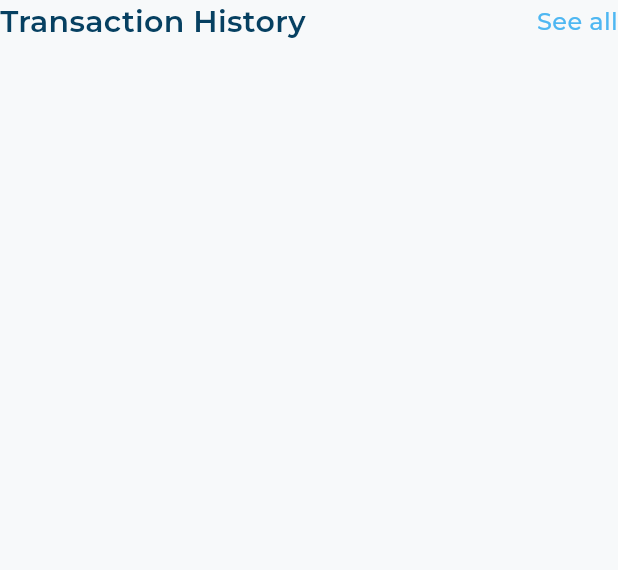
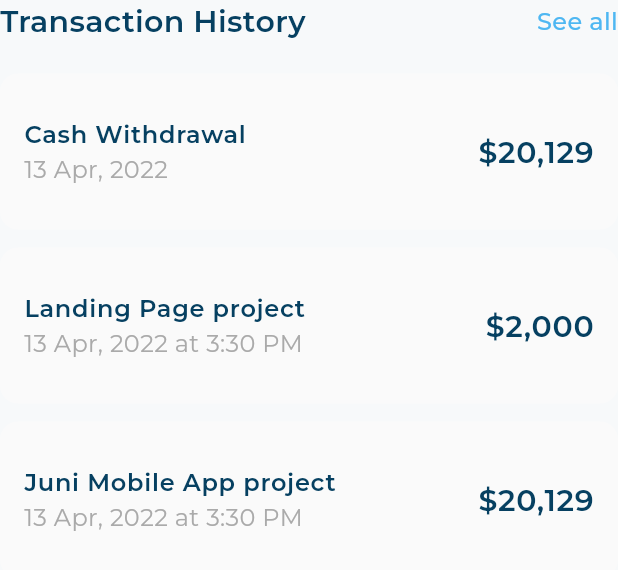
Before and after one commit to Nidhal-Khazene/Invoicing-Dashboard, a Flutter app: the TransectionHistory widget shown alone on an empty page, opened directly, on a phone screen of 412 x 824 dp. Shown: the top 570 px of the screen. Run offline on Flutter 3.47's test engine with Material 3 defaults, Android fonts, the phone set to English and light mode, and no system bars; our stand-ins replace expandable_page_view, flutter_svg.

Commit message:
card and transection done

```diff
--- a/lib/widgets/custom_transection_list_tile.dart
+++ b/lib/widgets/custom_transection_list_tile.dart
@@ -20,6 +20,7 @@ class CustomTransectionListTile extends StatelessWidget {
         shape: RoundedRectangleBorder(borderRadius: BorderRadius.circular(12)),
       ),
       child: ListTile(
+        contentPadding: EdgeInsets.zero,
         title: Text(
           transectionListTileModel.title,
           style: AppStyles.semiBold16,
--- a/lib/widgets/transection_history.dart
+++ b/lib/widgets/transection_history.dart
@@ -1,17 +1,35 @@
 import 'package:flutter/material.dart';
 import 'package:invoicing_dashboard/constants.dart';
 import 'package:invoicing_dashboard/utils/app_styles.dart';
+import 'package:invoicing_dashboard/widgets/custom_transection_list_tile.dart';
 import 'package:invoicing_dashboard/widgets/transection_list_tile_model.dart';
 
-class TransectionHistory extends StatelessWidget {
+class TransectionHistory extends StatefulWidget {
   const TransectionHistory({super.key});
-  static final List<TransectionListTileModel> items = const [
+
+  @override
+  State<TransectionHistory> createState() => _TransectionHistoryState();
+}
+
+class _TransectionHistoryState extends State<TransectionHistory> {
+  List<TransectionListTileModel> items = const [
     TransectionListTileModel(
       title: "Cash Withdrawal",
       subtitle: "13 Apr, 2022 ",
       trailingTitle: r"$20,129",
     ),
+    TransectionListTileModel(
+      title: "Landing Page project",
+      subtitle: "13 Apr, 2022 at 3:30 PM",
+      trailingTitle: r"$2,000",
+    ),
+    TransectionListTileModel(
+      title: "Juni Mobile App project",
+      subtitle: "13 Apr, 2022 at 3:30 PM",
+      trailingTitle: r"$20,129",
+    ),
   ];
+
   @override
   Widget build(BuildContext context) {
     return Column(
@@ -26,6 +44,17 @@ class TransectionHistory extends StatelessWidget {
             ),
           ],
         ),
+        const SizedBox(height: 20),
+        Column(
+          children: items
+              .map(
+                (e) => Padding(
+                  padding: const EdgeInsets.only(bottom: 12),
+                  child: CustomTransectionListTile(transectionListTileModel: e),
+                ),
+              )
+              .toList(),
+        ),
       ],
     );
   }
```
